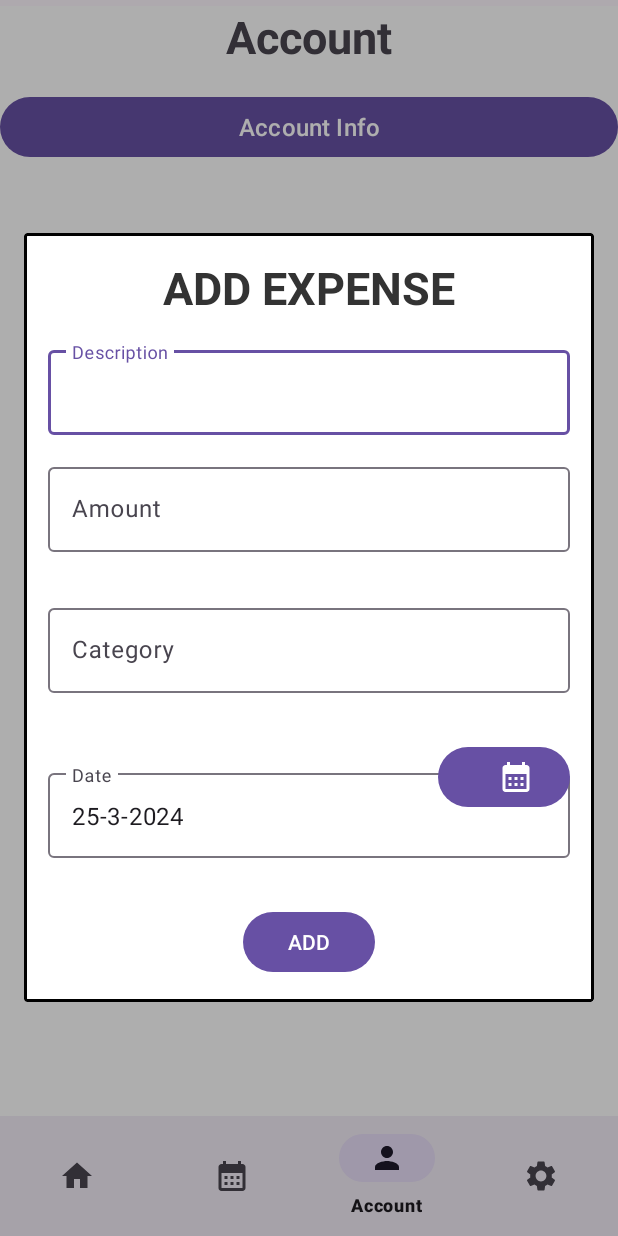
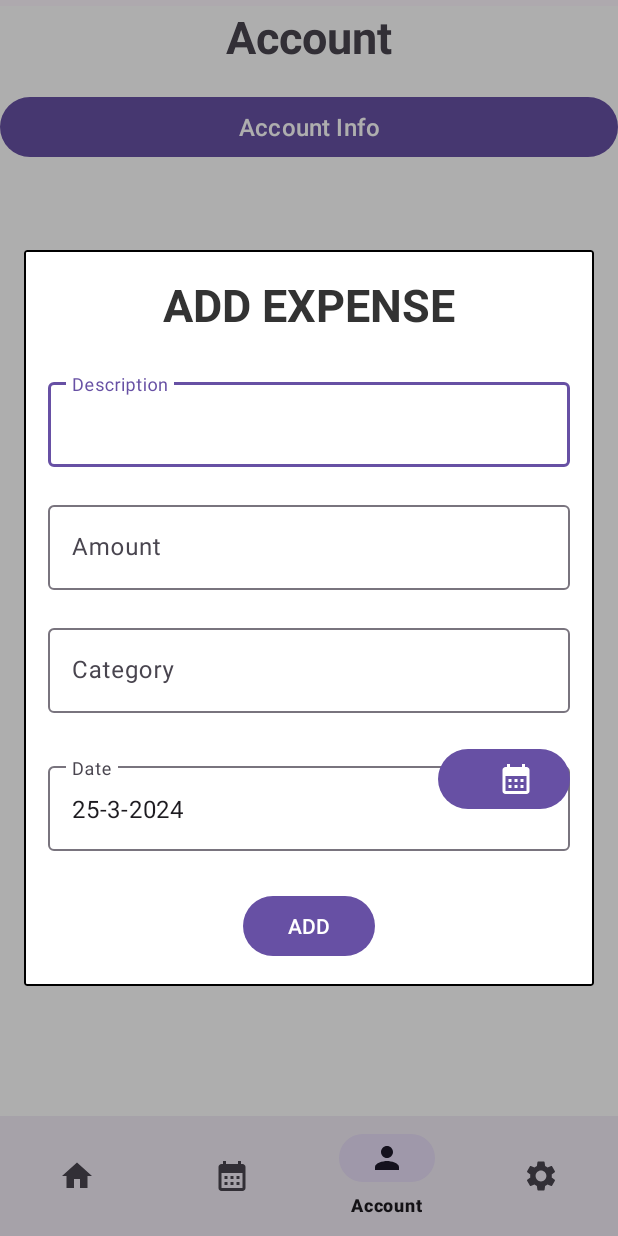
Before and after one commit to Dvaxinator/ExpenseTracker, an Android app: the fragment AddExpenseFragment placed in its activity, item 3 of the bottom bar chosen, on a phone screen of 412 x 824 dp. Run offline under Robolectric (Android 15) with nearby library versions, the phone set to English and light mode, and no system bars; our stand-ins replace Firebase (no records; nobody signed in at launch, a user with empty details on screens opened directly).

Commit message:
Additional UI changes

```diff
--- a/app/src/main/java/com/example/expensetracker/AccountFragment.java
+++ b/app/src/main/java/com/example/expensetracker/AccountFragment.java
@@ -3,11 +3,13 @@ package com.example.expensetracker;
 import android.app.AlertDialog;
 import android.content.Intent;
 import android.os.Bundle;
+import android.text.Layout;
 import android.view.LayoutInflater;
 import android.view.View;
 import android.view.ViewGroup;
 import android.widget.Button;
 import android.widget.EditText;
+import android.widget.RelativeLayout;
 import android.widget.TextView;
 import android.widget.Toast;
 
@@ -25,18 +27,17 @@ import java.util.Objects;
  * create an instance of this fragment.
  */
 public class AccountFragment extends Fragment {
-
     private FirebaseAuth mAuth;
     FirebaseUser user;
     private Button buttonInitiatePasswordReset;
     private Button buttonInitiateUsernameChange;
+    private RelativeLayout relativelayout;
     private static final String ARG_PARAM1 = "param1";
     private static final String ARG_PARAM2 = "param2";
 
     // TODO: Rename and change types of parameters
     private String mParam1;
     private String mParam2;
-
     public AccountFragment() {
         // Required empty public constructor
     }
@@ -76,6 +77,7 @@ public class AccountFragment extends Fragment {
         Button buttonAccountInfo = view.findViewById(R.id.buttonAccountInfo);
         TextView emailInfo = view.findViewById(R.id.emailInfo);
         TextView usernameInfo = view.findViewById(R.id.usernameInfo);
+        relativelayout = view.findViewById(R.id.relativelayout);
         buttonInitiateUsernameChange = view.findViewById(R.id.buttonInitiateUsernameChange);
         buttonInitiatePasswordReset = view.findViewById(R.id.buttonInitiatePasswordReset);
         buttonAccountInfo.setOnClickListener(v -> {
@@ -84,6 +86,7 @@ public class AccountFragment extends Fragment {
             usernameInfo.setText("Username: " + user.getDisplayName());
             usernameInfo.setVisibility(View.VISIBLE);
             buttonInitiateUsernameChange.setVisibility(View.VISIBLE);
+            relativelayout.setVisibility(View.VISIBLE);
             buttonInitiateUsernameChange.setOnClickListener(v2 -> {
                 AlertDialog.Builder builder = new AlertDialog.Builder(requireContext());
                 View dialogView = getLayoutInflater().inflate(R.layout.change_username_dialog, null);
--- a/app/src/main/java/com/example/expensetracker/ActivityLogin.java
+++ b/app/src/main/java/com/example/expensetracker/ActivityLogin.java
@@ -45,7 +45,7 @@ public class ActivityLogin extends AppCompatActivity {
     @Override
     protected void onCreate(Bundle savedInstanceState) {
         super.onCreate(savedInstanceState);
-        com.example.expensetracker.databinding.ActivityLoginBinding binding = ActivityLoginBinding.inflate(getLayoutInflater());
+        ActivityLoginBinding binding = ActivityLoginBinding.inflate(getLayoutInflater());
         setContentView(binding.getRoot());
         logInBtn = findViewById(R.id.buttonLogin);
         userEmail = findViewById(R.id.editTextUsername);
--- /dev/null
+++ b/app/src/main/res/drawable/baseline_email_24.xml
@@ -0,0 +1,5 @@
+<vector xmlns:android="http://schemas.android.com/apk/res/android" android:height="24dp" android:tint="#000000" android:viewportHeight="24" android:viewportWidth="24" android:width="24dp">
+
+    <path android:fillColor="@android:color/white" android:pathData="M20,4L4,4c-1.1,0 -1.99,0.9 -1.99,2L2,18c0,1.1 0.9,2 2,2h16c1.1,0 2,-0.9 2,-2L22,6c0,-1.1 -0.9,-2 -2,-2zM20,8l-8,5 -8,-5L4,6l8,5 8,-5v2z"/>
+
+</vector>
--- /dev/null
+++ b/app/src/main/res/drawable/baseline_key_24.xml
@@ -0,0 +1,5 @@
+<vector xmlns:android="http://schemas.android.com/apk/res/android" android:height="24dp" android:tint="#000000" android:viewportHeight="24" android:viewportWidth="24" android:width="24dp">
+
+    <path android:fillColor="@android:color/white" android:pathData="M21,10h-8.35C11.83,7.67 9.61,6 7,6c-3.31,0 -6,2.69 -6,6s2.69,6 6,6c2.61,0 4.83,-1.67 5.65,-4H13l2,2l2,-2l2,2l4,-4.04L21,10zM7,15c-1.65,0 -3,-1.35 -3,-3c0,-1.65 1.35,-3 3,-3s3,1.35 3,3C10,13.65 8.65,15 7,15z"/>
+
+</vector>
--- a/app/src/main/res/drawable/rounded_border_bg.xml
+++ b/app/src/main/res/drawable/rounded_border_bg.xml
@@ -3,7 +3,7 @@
     android:shape="rectangle">
     <solid android:color="@android:color/transparent" />
     <stroke
-        android:width="2dp"
+        android:width="1dp"
         android:color="#000000" /> <!-- Set your desired border color and width -->
     <corners android:radius="1dp" /> <!-- Set the radius to adjust the corner roundness -->
 </shape>
--- a/app/src/main/res/layout/change_password_dialog.xml
+++ b/app/src/main/res/layout/change_password_dialog.xml
@@ -15,7 +15,7 @@
             android:layout_width="match_parent"
             android:layout_height="wrap_content"
             android:hint="Old Password"
-            android:inputType="text"
+            android:inputType="textPassword"
             android:singleLine="true" />
     </com.google.android.material.textfield.TextInputLayout>
 
@@ -30,7 +30,7 @@
             android:layout_width="match_parent"
             android:layout_height="wrap_content"
             android:hint="New Username"
-            android:inputType="text"
+            android:inputType="textPassword"
             android:singleLine="true" />
     </com.google.android.material.textfield.TextInputLayout>
 
@@ -45,7 +45,7 @@
             android:layout_width="match_parent"
             android:layout_height="wrap_content"
             android:hint="New Username"
-            android:inputType="text"
+            android:inputType="textPassword"
             android:singleLine="true" />
     </com.google.android.material.textfield.TextInputLayout>
 
--- a/app/src/main/res/layout/fragment_account.xml
+++ b/app/src/main/res/layout/fragment_account.xml
@@ -1,12 +1,12 @@
 <?xml version="1.0" encoding="utf-8"?>
-<LinearLayout xmlns:android="http://schemas.android.com/apk/res/android"
+<RelativeLayout xmlns:android="http://schemas.android.com/apk/res/android"
     xmlns:app="http://schemas.android.com/apk/res-auto"
     xmlns:tools="http://schemas.android.com/tools"
     android:id="@+id/account"
     android:layout_width="match_parent"
     android:layout_height="match_parent"
+    android:background="@android:color/background_light"
     android:orientation="vertical"
-    android:background="@android:color/background_light"
     tools:context=".AccountFragment">
 
     <TextView
@@ -16,7 +16,7 @@
         android:text="Account"
         android:textSize="30sp"
         android:textStyle="bold"
-        android:layout_gravity="center_horizontal"
+        android:layout_centerHorizontal="true"
         android:layout_marginBottom="16dp"/>
 
     <Button
@@ -26,46 +26,58 @@
         android:text="Account Info"
         android:textSize="16sp"
         android:textColor="@android:color/white"
+        android:layout_below="@id/AccountTitle"
         android:layout_marginBottom="8dp"/>
 
-    <TextView
-        android:id="@+id/usernameInfo"
-        android:layout_width="wrap_content"
+    <RelativeLayout
+        android:id="@+id/relativelayout"
+        android:layout_width="match_parent"
         android:layout_height="wrap_content"
-        android:text="Username: "
-        android:textSize="20sp"
-        android:textColor="@android:color/black"
+        android:layout_margin="16dp"
+        android:background="@drawable/rounded_border_bg"
         android:visibility="invisible"
-        android:textStyle="bold"/>
+        android:layout_below="@id/buttonAccountInfo">
 
         <TextView
             android:id="@+id/emailInfo"
             android:layout_width="wrap_content"
             android:layout_height="wrap_content"
             android:text="Email: "
-        android:textSize="20sp"
+            android:textSize="22sp"
             android:textColor="@android:color/black"
-        android:visibility="invisible"
-        android:textStyle="bold"/>
+            android:padding="16dp"/>
+
+        <TextView
+            android:id="@+id/usernameInfo"
+            android:layout_width="wrap_content"
+            android:layout_height="wrap_content"
+            android:text="Username:"
+            android:textSize="22sp"
+            android:textColor="@android:color/black"
+            android:padding="16dp"
+            android:layout_below="@id/emailInfo"/>
 
         <Button
             android:id="@+id/buttonInitiateUsernameChange"
-        android:layout_width="match_parent"
+            android:layout_width="wrap_content"
             android:layout_height="wrap_content"
             android:text="Change Username"
             android:textSize="16sp"
             android:textColor="@android:color/white"
-        android:layout_marginBottom="8dp"
-        android:visibility="invisible" />
+            android:layout_below="@id/usernameInfo"
+            android:layout_marginTop="15dp"
+            android:layout_marginStart="16dp"/>
 
         <Button
             android:id="@+id/buttonInitiatePasswordReset"
-        android:layout_width="match_parent"
+            android:layout_width="wrap_content"
             android:layout_height="wrap_content"
             android:text="Reset Password"
-        android:textSize="16sp"
+            android:textSize="15sp"
             android:textColor="@android:color/white"
-        android:layout_marginBottom="8dp"
-        android:visibility="invisible" />
-
-</LinearLayout>
+            android:layout_below="@id/usernameInfo"
+            android:layout_toEndOf="@id/buttonInitiateUsernameChange"
+            android:layout_marginTop="16dp"
+            android:layout_marginStart="16dp"/>
+    </RelativeLayout>
+</RelativeLayout>
--- a/app/src/main/res/layout/fragment_add_expense.xml
+++ b/app/src/main/res/layout/fragment_add_expense.xml
@@ -24,7 +24,8 @@
         android:id="@+id/descriptionTextLayout"
         android:layout_width="match_parent"
         android:layout_height="wrap_content"
-        android:layout_below="@id/text1">
+        android:layout_below="@id/text1"
+        android:paddingVertical="10dp">
         <com.google.android.material.textfield.TextInputEditText
             android:id="@+id/description"
             style="@style/ThemeOverlay.Material3.TextInputEditText.OutlinedBox"
@@ -40,7 +41,7 @@
         android:layout_width="match_parent"
         android:layout_height="wrap_content"
         android:layout_below="@id/descriptionTextLayout"
-        android:paddingVertical="16dp">
+        android:paddingVertical="10dp">
         <com.google.android.material.textfield.TextInputEditText
             android:id="@+id/amount"
             style="@style/ThemeOverlay.Material3.TextInputEditText.OutlinedBox"
@@ -56,7 +57,7 @@
         android:layout_width="match_parent"
         android:layout_height="wrap_content"
         android:layout_below="@id/amountTextLayout"
-        android:paddingVertical="16dp">
+        android:paddingVertical="10dp">
         <com.google.android.material.textfield.TextInputEditText
             android:id="@+id/category"
             style="@style/ThemeOverlay.Material3.TextInputEditText.OutlinedBox"
@@ -72,13 +73,13 @@
         android:layout_width="match_parent"
         android:layout_height="wrap_content"
         android:layout_below="@id/categoryTextLayout"
-        android:layout_marginTop="16dp">
+        android:layout_marginTop="10dp">
 
         <com.google.android.material.textfield.TextInputLayout
             android:id="@+id/dateTextLayout"
             android:layout_width="match_parent"
             android:layout_height="wrap_content"
-            android:paddingVertical="16dp">
+            android:paddingVertical="10dp">
             <com.google.android.material.textfield.TextInputEditText
                 android:id="@+id/date"
                 style="@style/ThemeOverlay.Material3.TextInputEditText.OutlinedBox"
```
Also changed, not shown: app/src/main/res/layout/activity_login.xml (+14 -8 lines), app/src/main/res/layout/activity_sign_up.xml (+12 -8 lines). Lines whose indentation alone changed are shown as unchanged.
